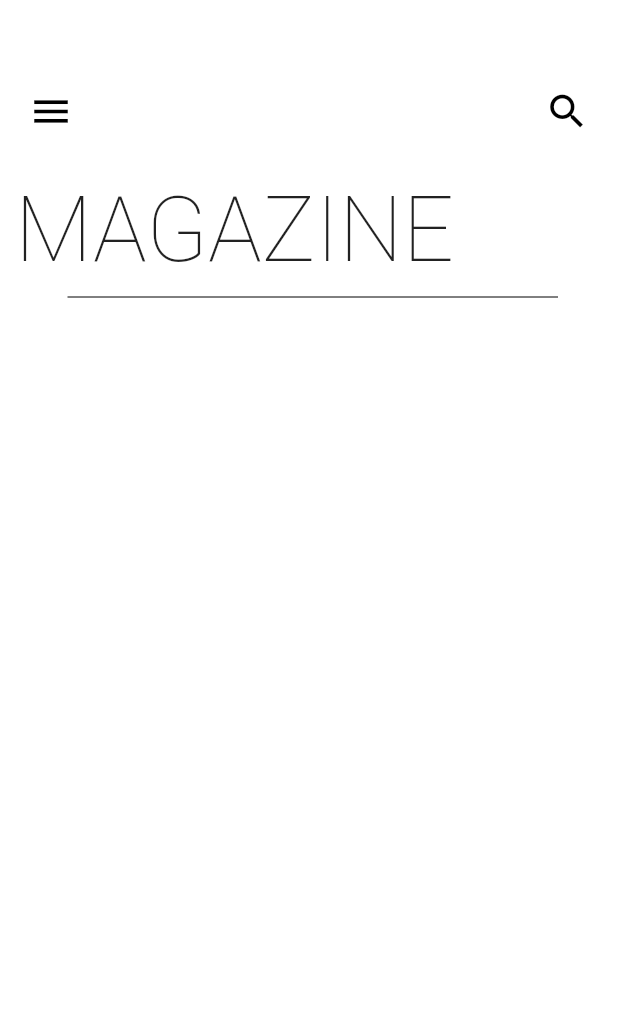
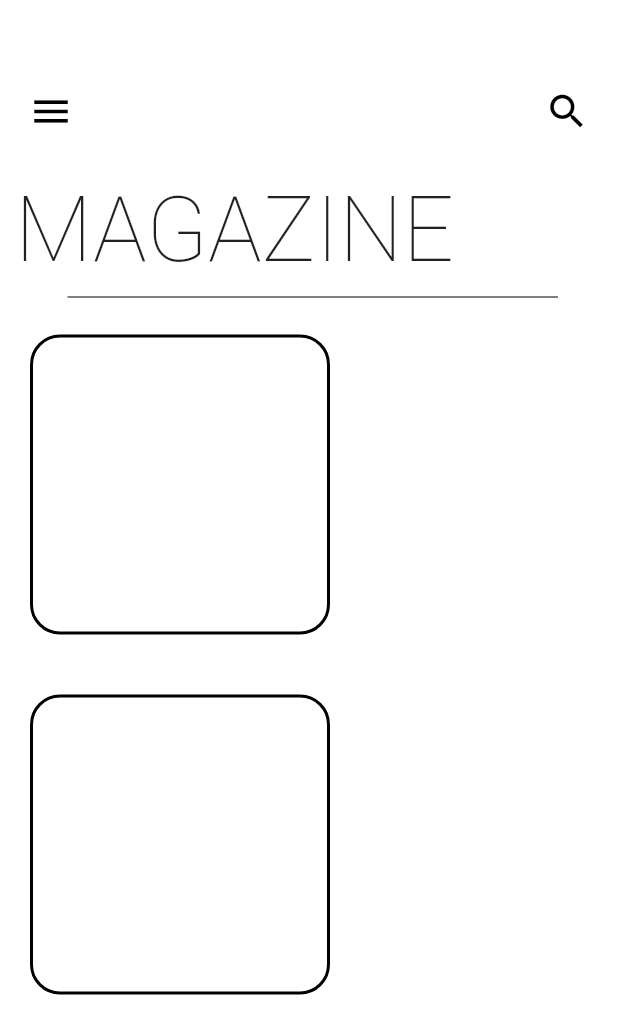
Before and after one commit to AadumKhor/Magazine, a Flutter app: the screen it shows after launch, on a phone screen of 412 x 824 dp. Shown: the top 1034 px of the screen. Run offline on Flutter 3.47's test engine with Material 2 defaults, Android fonts, the phone set to English and light mode, and no system bars.

Commit message:
Layout in progress

```diff
--- /dev/null
+++ b/lib/article.dart
@@ -0,0 +1,12 @@
+class Article{
+  String imgPath;
+  String date;
+  String title;
+  String data;
+
+  Article({this.imgPath, this.data, this.title , this.date});
+}
+
+List<Article> list = [
+  Article() , Article()
+];
--- a/lib/screens/mainscreen.dart
+++ b/lib/screens/mainscreen.dart
@@ -1,4 +1,5 @@
 import 'package:flutter/material.dart';
+import 'package:magazine_app/article.dart';
 
 class MainScreen extends StatefulWidget {
   @override
@@ -54,9 +55,32 @@ class _MainScreenState extends State<MainScreen> {
               Padding(
                 padding: const EdgeInsets.only(top: 5.0,left: 40.0 , right: 40.0),
                 child: Divider(height: 10.0, color: Colors.black,indent: 5.0,),
+              ),
+              ListView.builder(
+                shrinkWrap: true,
+                itemCount: list.length,
+                itemBuilder: _buildArticles,
               )
         ],
       ),
     );
   }
+
+  Widget _buildArticles(BuildContext context , int index){
+    return Padding(
+      padding: const EdgeInsets.all(20.0),
+      child: Row(
+        children: <Widget>[
+          Container(
+            height: 200.0,
+            width: 200.0,
+            decoration:BoxDecoration(
+              borderRadius:BorderRadius.circular(20.0),
+              border: Border.all(width: 2.0 , color: Colors.black)
+            )
+          )
+        ],
+      ),
+    );
+  }
 }
```
Also changed, not shown: lib/screens/article_mainscreen.dart (added), lib/screens/article_startscreen.dart (added).
